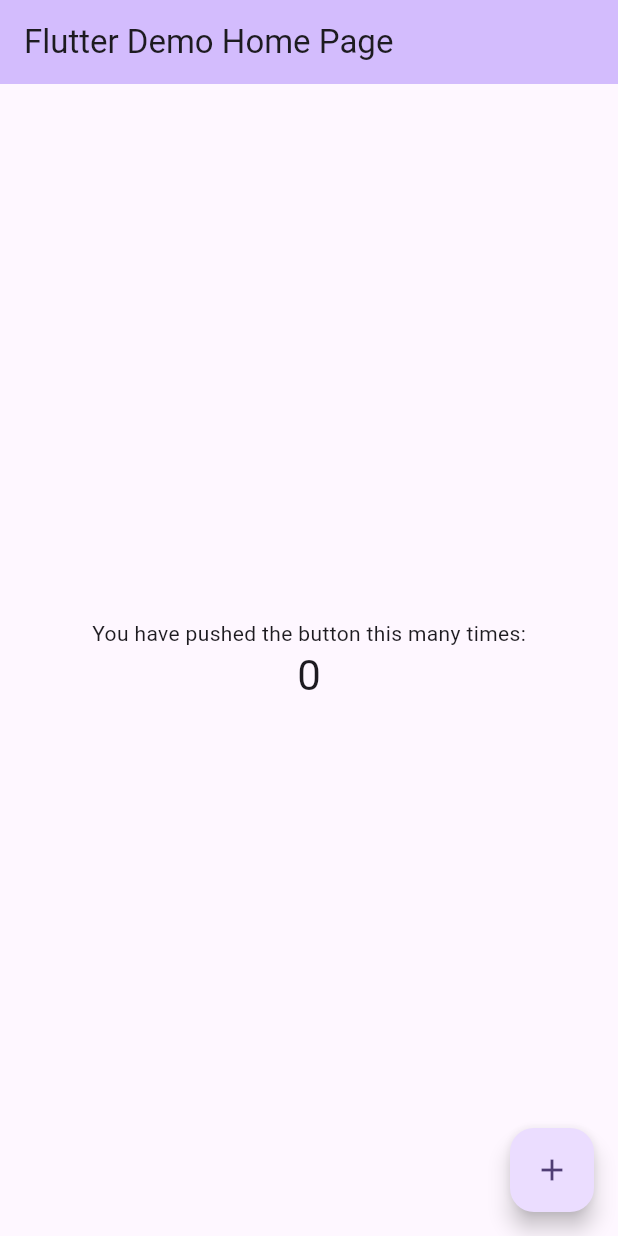
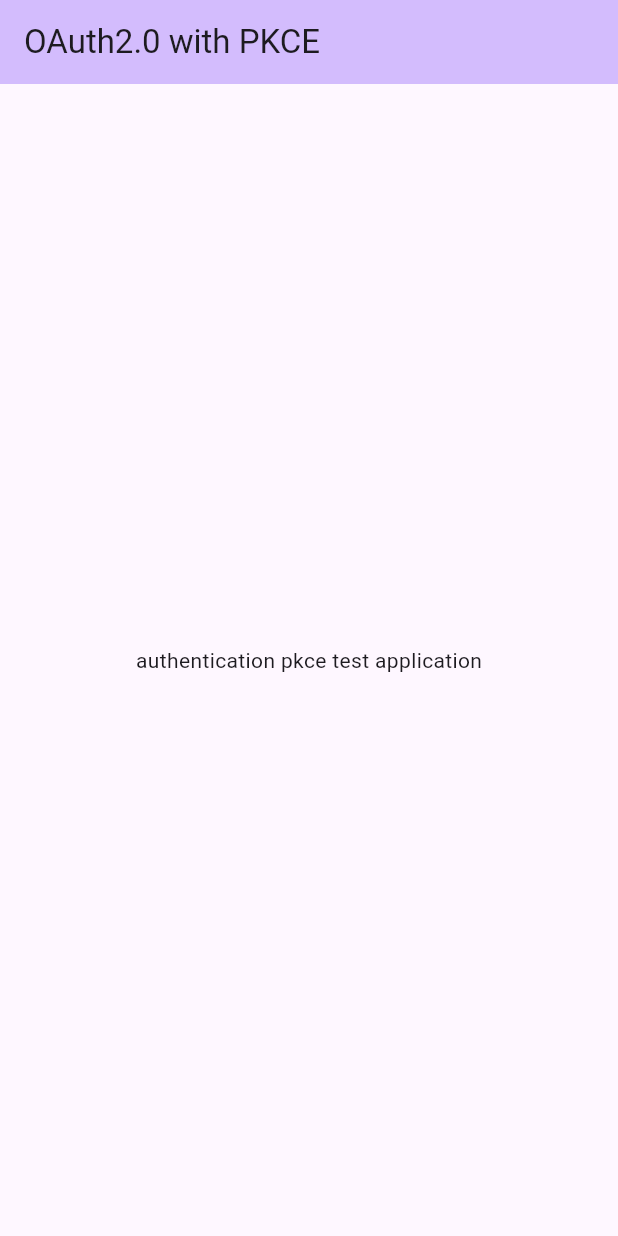
Before and after one commit to BradDoesCode/flutter-Oauth2, a Flutter app: the screen it shows after launch, on a phone screen of 412 x 824 dp. Run offline on Flutter 3.47's test engine with Material 3 defaults, Android fonts, the phone set to English and light mode, and no system bars; our stand-ins replace app_links.

Commit message:
implentation of Oauth2 in flutter

```diff
--- a/lib/authentication.dart
+++ b/lib/authentication.dart
@@ -0,0 +1,79 @@
+import 'dart:convert';
+import 'dart:math';
+import 'dart:typed_data';
+import 'package:crypto/crypto.dart';
+import 'package:http/http.dart' as http;
+import 'package:url_launcher/url_launcher.dart';
+
+const String clientId = '9c8b61ce-5d51-4b7a-b73a-7c827da91f7a';
+const String appUrl = 'http://192.168.0.132:8000';
+const String authenticate = '/oauth/authorize';
+const String tokenRoute = '/oauth/token';
+
+class OAuthService {
+  static const String redirectUri = 'com.oauthtest://callback';
+  static String authorisationEndpoint = '$appUrl$authenticate';
+  static String tokenEndpoint = '$appUrl$tokenRoute';
+  late final String codeVerifier; // TODO: store in flutter secure storage.
+
+  String generateCodeVerifier() {
+    const charset =
+        'ABCDEFGHIJKLMNOPQRSTUVWXYZabcdefghijklmnopqrstuvwxyz0123456789-._~';
+    final random = Random.secure();
+    final length =
+        43 + random.nextInt(86); // Length between 43 and 128 characters
+    final verifier =
+        List.generate(length, (_) => charset[random.nextInt(charset.length)])
+            .join();
+    return verifier;
+  }
+
+  String _generateCodeChallenge(String codeVerifier) {
+    List<int> codeVerifierBytes = utf8.encode(codeVerifier);
+    // Hash the codeVerifier using SHA-256
+    List<int> hash = sha256.convert(codeVerifierBytes).bytes;
+    // Base64-url-encode the hash and remove padding
+    String codeChallenge = base64Url.encode(hash).replaceAll('=', '');
+    return codeChallenge;
+  }
+
+  Future<void> initiateAuthProcess() async {
+    codeVerifier = generateCodeVerifier();
+    final String codeChallenge = _generateCodeChallenge(codeVerifier);
+    const String codeChallengeMethod = 'S256';
+
+    String authorisationUrl =
+        '$authorisationEndpoint?response_type=code&client_id=$clientId&redirect_uri=$redirectUri&code_challenge=$codeChallenge&code_challenge_method=$codeChallengeMethod';
+
+    if (await canLaunchUrl(Uri.parse(authorisationUrl))) {
+      await launchUrl(Uri.parse(authorisationUrl));
+    } else {
+      print('Could not launch $authorisationUrl');
+    }
+  }
+
+  Future<void> handleAuthDeepLink(String authorizationCode) async {
+    print('code verifier is: $codeVerifier');
+    final response = await http.post(
+      Uri.parse(tokenEndpoint),
+      headers: {
+        'Content-Type': 'application/x-www-form-urlencoded',
+      },
+      body: {
+        'grant_type': 'authorization_code',
+        'client_id': clientId,
+        'redirect_uri': redirectUri,
+        'code': authorizationCode,
+        'code_verifier': codeVerifier,
+      },
+    );
+
+    if (response.statusCode == 200) {
+      // Handle the received tokens
+      print('Tokens: ${response.body}');
+    } else {
+      // Handle errors
+      print('Error: ${response.body}');
+    }
+  }
+}
--- a/lib/main.dart
+++ b/lib/main.dart
@@ -1,13 +1,48 @@
 import 'package:flutter/material.dart';
+import 'package:app_links/app_links.dart';
+import 'package:oauthtest/authentication.dart';
 
 void main() {
   runApp(const MyApp());
 }
 
-class MyApp extends StatelessWidget {
+class MyApp extends StatefulWidget {
   const MyApp({super.key});
 
-  // This widget is the root of your application.
+  @override
+  State<MyApp> createState() => _MyAppState();
+}
+
+class _MyAppState extends State<MyApp> {
+  final appLinks = AppLinks();
+  late final OAuthService _oAuthService;
+
+  @override
+  void initState() {
+    super.initState();
+    _oAuthService = OAuthService();
+    _setupDeepLinkListener();
+    _oAuthService.initiateAuthProcess();
+  }
+
+  void _setupDeepLinkListener() {
+    appLinks.uriLinkStream.listen((Uri? uri) {
+      if (uri != null &&
+          uri.toString().startsWith('com.oauthtest://callback')) {
+        // Extract the authorization code from the query parameters
+        String? code = uri.queryParameters['code'];
+        if (code != null) {
+          // If the code exists, pass it to the handleAuthDeepLink method
+          _oAuthService.handleAuthDeepLink(code);
+        } else {
+          print('No code found in the uri');
+        }
+      } else {
+        print('URI is null or does not match expected pattern. URI: $uri');
+      }
+    });
+  }
+
   @override
   Widget build(BuildContext context) {
     return MaterialApp(
@@ -16,22 +51,13 @@ class MyApp extends StatelessWidget {
         colorScheme: ColorScheme.fromSeed(seedColor: Colors.deepPurple),
         useMaterial3: true,
       ),
-      home: const MyHomePage(title: 'Flutter Demo Home Page'),
+      home: const MyHomePage(title: 'OAuth2.0 with PKCE'),
     );
   }
 }
 
 class MyHomePage extends StatefulWidget {
   const MyHomePage({super.key, required this.title});
-
-  // This widget is the home page of your application. It is stateful, meaning
-  // that it has a State object (defined below) that contains fields that affect
-  // how it looks.
-
-  // This class is the configuration for the state. It holds the values (in this
-  // case the title) provided by the parent (in this case the App widget) and
-  // used by the build method of the State. Fields in a Widget subclass are
-  // always marked "final".
 
   final String title;
 
@@ -40,71 +66,23 @@ class MyHomePage extends StatefulWidget {
 }
 
 class _MyHomePageState extends State<MyHomePage> {
-  int _counter = 0;
-
-  void _incrementCounter() {
-    setState(() {
-      // This call to setState tells the Flutter framework that something has
-      // changed in this State, which causes it to rerun the build method below
-      // so that the display can reflect the updated values. If we changed
-      // _counter without calling setState(), then the build method would not be
-      // called again, and so nothing would appear to happen.
-      _counter++;
-    });
-  }
-
   @override
   Widget build(BuildContext context) {
-    // This method is rerun every time setState is called, for instance as done
-    // by the _incrementCounter method above.
-    //
-    // The Flutter framework has been optimized to make rerunning build methods
-    // fast, so that you can just rebuild anything that needs updating rather
-    // than having to individually change instances of widgets.
     return Scaffold(
       appBar: AppBar(
-        // TRY THIS: Try changing the color here to a specific color (to
-        // Colors.amber, perhaps?) and trigger a hot reload to see the AppBar
-        // change color while the other colors stay the same.
         backgroundColor: Theme.of(context).colorScheme.inversePrimary,
-        // Here we take the value from the MyHomePage object that was created by
-        // the App.build method, and use it to set our appbar title.
         title: Text(widget.title),
       ),
-      body: Center(
-        // Center is a layout widget. It takes a single child and positions it
-        // in the middle of the parent.
+      body: const Center(
         child: Column(
-          // Column is also a layout widget. It takes a list of children and
-          // arranges them vertically. By default, it sizes itself to fit its
-          // children horizontally, and tries to be as tall as its parent.
-          //
-          // Column has various properties to control how it sizes itself and
-          // how it positions its children. Here we use mainAxisAlignment to
-          // center the children vertically; the main axis here is the vertical
-          // axis because Columns are vertical (the cross axis would be
-          // horizontal).
-          //
-          // TRY THIS: Invoke "debug painting" (choose the "Toggle Debug Paint"
-          // action in the IDE, or press "p" in the console), to see the
-          // wireframe for each widget.
           mainAxisAlignment: MainAxisAlignment.center,
           children: <Widget>[
-            const Text(
-              'You have pushed the button this many times:',
-            ),
             Text(
-              '$_counter',
-              style: Theme.of(context).textTheme.headlineMedium,
+              'authentication pkce test application',
             ),
           ],
         ),
       ),
-      floatingActionButton: FloatingActionButton(
-        onPressed: _incrementCounter,
-        tooltip: 'Increment',
-        child: const Icon(Icons.add),
-      ), // This trailing comma makes auto-formatting nicer for build methods.
     );
   }
 }
--- a/pubspec.yaml
+++ b/pubspec.yaml
@@ -37,6 +37,9 @@ dependencies:
   cupertino_icons: ^1.0.6
   flutter_secure_storage: ^9.2.2
   crypto: ^3.0.3
+  app_links: ^6.1.4
+  url_launcher: ^6.3.0
+  http: ^1.2.2
 
 dev_dependencies:
   flutter_test:
```
Also changed, not shown: lib/pkce_helper.dart (line endings or trailing spaces), pubspec.lock, 7 other files.
